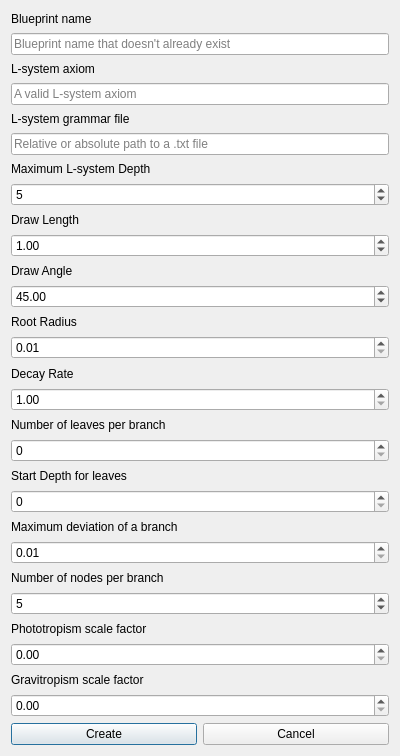
Old version of the form ui/PlantBlueprintDialog.ui in the repository neeravnagda/PlantSim.
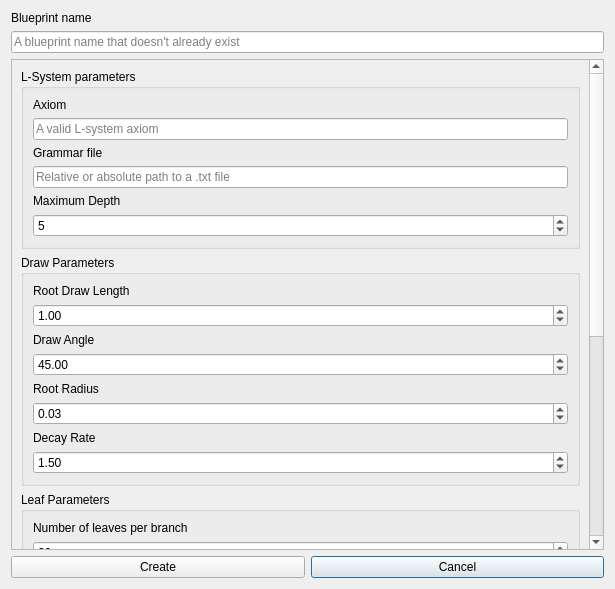
New version of the form.

Commit message: leaves, textures and UI update

Patch:
```diff
--- a/ui/PlantBlueprintDialog.ui
+++ b/ui/PlantBlueprintDialog.ui
@@ -6,164 +6,41 @@
    <rect>
     <x>0</x>
     <y>0</y>
-    <width>400</width>
-    <height>756</height>
+    <width>615</width>
+    <height>589</height>
    </rect>
   </property>
   <property name="windowTitle">
    <string>New Plant Blueprint</string>
   </property>
-  <layout class="QGridLayout" name="s_gridLayout">
-   <item row="23" column="0" colspan="2">
-    <widget class="QSpinBox" name="m_numNodes">
+  <layout class="QGridLayout" name="gridLayout">
+   <property name="sizeConstraint">
+    <enum>QLayout::SetDefaultConstraint</enum>
+   </property>
+   <item row="8" column="1">
+    <widget class="QPushButton" name="m_cancel">
      <property name="toolTip">
       <string>&lt;html&gt;&lt;head/&gt;&lt;body&gt;&lt;p&gt;Number of nodes in a branch. Set to minimum for a rigid L-system.&lt;/p&gt;&lt;/body&gt;&lt;/html&gt;</string>
      </property>
-     <property name="minimum">
-      <number>2</number>
-     </property>
-     <property name="maximum">
-      <number>10</number>
-     </property>
-     <property name="value">
-      <number>5</number>
-     </property>
-    </widget>
-   </item>
-   <item row="6" column="0" colspan="2">
-    <widget class="QLabel" name="s_maxDepthLabel">
      <property name="text">
-      <string>Maximum L-system Depth</string>
+      <string>Cancel</string>
      </property>
     </widget>
    </item>
-   <item row="25" column="0" colspan="2">
-    <widget class="QDoubleSpinBox" name="m_phototropismScaleFactor">
+   <item row="1" column="0" colspan="2">
+    <widget class="QLineEdit" name="m_blueprintName">
      <property name="toolTip">
       <string>&lt;html&gt;&lt;head/&gt;&lt;body&gt;&lt;p&gt;Scale factor to grow towards the sun. Set to 0 for no influence by the sun.&lt;/p&gt;&lt;/body&gt;&lt;/html&gt;</string>
      </property>
-     <property name="maximum">
-      <double>10.000000000000000</double>
-     </property>
-     <property name="singleStep">
-      <double>0.100000000000000</double>
-     </property>
-    </widget>
-   </item>
-   <item row="13" column="0" colspan="2">
-    <widget class="QDoubleSpinBox" name="m_rootRadius">
-     <property name="toolTip">
-      <string>&lt;html&gt;&lt;head/&gt;&lt;body&gt;&lt;p&gt;Root radius.&lt;/p&gt;&lt;/body&gt;&lt;/html&gt;</string>
-     </property>
-     <property name="minimum">
-      <double>0.010000000000000</double>
-     </property>
-     <property name="maximum">
-      <double>5.000000000000000</double>
-     </property>
-     <property name="singleStep">
-      <double>0.010000000000000</double>
-     </property>
-    </widget>
-   </item>
-   <item row="11" column="0" colspan="2">
-    <widget class="QDoubleSpinBox" name="m_drawAngle">
-     <property name="toolTip">
-      <string>&lt;html&gt;&lt;head/&gt;&lt;body&gt;&lt;p&gt;Draw angle in degrees.&lt;/p&gt;&lt;/body&gt;&lt;/html&gt;</string>
-     </property>
-     <property name="maximum">
-      <double>360.000000000000000</double>
-     </property>
-     <property name="value">
-      <double>45.000000000000000</double>
-     </property>
-    </widget>
-   </item>
-   <item row="27" column="0" colspan="2">
-    <widget class="QDoubleSpinBox" name="m_gravitropismScaleFactor">
-     <property name="toolTip">
-      <string>&lt;html&gt;&lt;head/&gt;&lt;body&gt;&lt;p&gt;Scale factor for branches to grow downwards due to gravity. Set to 0 for no influence by gravity.&lt;/p&gt;&lt;/body&gt;&lt;/html&gt;</string>
-     </property>
-     <property name="singleStep">
-      <double>0.100000000000000</double>
-     </property>
-    </widget>
-   </item>
-   <item row="14" column="0" colspan="2">
-    <widget class="QLabel" name="s_decayRateLabel">
      <property name="text">
-      <string>Decay Rate</string>
+      <string/>
      </property>
-    </widget>
-   </item>
-   <item row="26" column="0">
-    <widget class="QLabel" name="s_gravitropismScale">
-     <property name="text">
-      <string>Gravitropism scale factor</string>
+     <property name="placeholderText">
+      <string>A blueprint name that doesn't already exist</string>
      </property>
     </widget>
    </item>
-   <item row="10" column="0" colspan="2">
-    <widget class="QLabel" name="s_drawAngleLabel">
-     <property name="text">
-      <string>Draw Angle</string>
-     </property>
-    </widget>
-   </item>
-   <item row="16" column="0" colspan="2">
-    <widget class="QLabel" name="s_leafCountLabel">
-     <property name="text">
-      <string>Number of leaves per branch</string>
-     </property>
-    </widget>
-   </item>
-   <item row="18" column="0" colspan="2">
-    <widget class="QLabel" name="s_leavesStartDepthLabel">
-     <property name="text">
-      <string>Start Depth for leaves</string>
-     </property>
-    </widget>
-   </item>
-   <item row="7" column="0" colspan="2">
-    <widget class="QSpinBox" name="m_maxDepth">
-     <property name="toolTip">
-      <string>&lt;html&gt;&lt;head/&gt;&lt;body&gt;&lt;p&gt;Maximum fractal depth.&lt;/p&gt;&lt;/body&gt;&lt;/html&gt;</string>
-     </property>
-     <property name="minimum">
-      <number>1</number>
-     </property>
-     <property name="maximum">
-      <number>10</number>
-     </property>
-     <property name="value">
-      <number>5</number>
-     </property>
-    </widget>
-   </item>
-   <item row="21" column="0" colspan="2">
-    <widget class="QDoubleSpinBox" name="m_maxDeviation">
-     <property name="toolTip">
-      <string>&lt;html&gt;&lt;head/&gt;&lt;body&gt;&lt;p&gt;Maximum deviation of a branch. This increase is exponential.&lt;/p&gt;&lt;/body&gt;&lt;/html&gt;</string>
-     </property>
-     <property name="minimum">
-      <double>0.010000000000000</double>
-     </property>
-     <property name="maximum">
-      <double>1.000000000000000</double>
-     </property>
-     <property name="singleStep">
-      <double>0.010000000000000</double>
-     </property>
-    </widget>
-   </item>
-   <item row="12" column="0" colspan="2">
-    <widget class="QLabel" name="s_rootRadiusLabel">
-     <property name="text">
-      <string>Root Radius</string>
-     </property>
-    </widget>
-   </item>
-   <item row="28" column="0">
+   <item row="8" column="0">
     <widget class="QPushButton" name="m_create">
      <property name="enabled">
       <bool>true</bool>
@@ -176,37 +53,73 @@
      </property>
     </widget>
    </item>
+   <item row="5" column="0" colspan="2">
+    <widget class="QScrollArea" name="scrollArea">
+     <property name="frameShape">
+      <enum>QFrame::StyledPanel</enum>
+     </property>
+     <property name="frameShadow">
+      <enum>QFrame::Sunken</enum>
+     </property>
+     <property name="horizontalScrollBarPolicy">
+      <enum>Qt::ScrollBarAlwaysOff</enum>
+     </property>
+     <property name="sizeAdjustPolicy">
+      <enum>QAbstractScrollArea::AdjustIgnored</enum>
+     </property>
+     <property name="widgetResizable">
+      <bool>true</bool>
+     </property>
+     <widget class="QWidget" name="scrollAreaWidgetContents">
+      <property name="geometry">
+       <rect>
+        <x>0</x>
+        <y>0</y>
+        <width>581</width>
+        <height>962</height>
+       </rect>
+      </property>
+      <layout class="QFormLayout" name="formLayout_5">
+       <item row="0" column="0" colspan="2">
+        <widget class="QGroupBox" name="s_lSystemGroupBox">
+         <property name="title">
+          <string>L-System parameters</string>
+         </property>
+         <property name="flat">
+          <bool>false</bool>
+         </property>
+         <layout class="QFormLayout" name="formLayout_4">
+          <property name="sizeConstraint">
+           <enum>QLayout::SetDefaultConstraint</enum>
+          </property>
+          <property name="fieldGrowthPolicy">
+           <enum>QFormLayout::AllNonFixedFieldsGrow</enum>
+          </property>
+          <item row="0" column="0" colspan="2">
+           <widget class="QLabel" name="s_axiomLabel">
+            <property name="text">
+             <string>Axiom</string>
+            </property>
+           </widget>
+          </item>
    <item row="1" column="0" colspan="2">
-    <widget class="QLineEdit" name="m_blueprintName">
+           <widget class="QLineEdit" name="m_axiom">
      <property name="toolTip">
-      <string>&lt;html&gt;&lt;head/&gt;&lt;body&gt;&lt;p&gt;Name of new blueprint.&lt;/p&gt;&lt;/body&gt;&lt;/html&gt;</string>
-     </property>
-     <property name="text">
-      <string/>
+             <string>&lt;html&gt;&lt;head/&gt;&lt;body&gt;&lt;p&gt;L-system axiom. Use any of the following characters:&lt;/p&gt;&lt;p&gt;A-Z [] /\ +- &amp;amp;^&lt;/p&gt;&lt;/body&gt;&lt;/html&gt;</string>
      </property>
      <property name="placeholderText">
-      <string>Blueprint name that doesn't already exist</string>
+             <string>A valid L-system axiom</string>
      </property>
     </widget>
    </item>
-   <item row="4" column="0" colspan="2">
+          <item row="2" column="0" colspan="2">
     <widget class="QLabel" name="s_grammarFileLabel">
      <property name="text">
-      <string>L-system grammar file</string>
+             <string>Grammar file</string>
      </property>
     </widget>
    </item>
-   <item row="28" column="1">
-    <widget class="QPushButton" name="m_cancel">
-     <property name="toolTip">
-      <string>Cancel</string>
-     </property>
-     <property name="text">
-      <string>Cancel</string>
-     </property>
-    </widget>
-   </item>
-   <item row="5" column="0" colspan="2">
+          <item row="3" column="0" colspan="2">
     <widget class="QLineEdit" name="m_grammarFilePath">
      <property name="toolTip">
       <string>&lt;html&gt;&lt;head/&gt;&lt;body&gt;&lt;p&gt;Path to grammar file.&lt;/p&gt;&lt;p&gt;Note this must end with &amp;quot;.txt&amp;quot;&lt;/p&gt;&lt;/body&gt;&lt;/html&gt;</string>
@@ -228,51 +141,52 @@
      </property>
     </widget>
    </item>
-   <item row="24" column="0">
-    <widget class="QLabel" name="s_phototropismScaleLabel">
+          <item row="4" column="0" colspan="2">
+           <widget class="QLabel" name="s_maxDepthLabel">
      <property name="text">
-      <string>Phototropism scale factor</string>
+             <string>Maximum Depth</string>
      </property>
     </widget>
    </item>
-   <item row="15" column="0" colspan="2">
-    <widget class="QDoubleSpinBox" name="m_decay">
+          <item row="5" column="0" colspan="2">
+           <widget class="QSpinBox" name="m_maxDepth">
      <property name="toolTip">
       <string>&lt;html&gt;&lt;head/&gt;&lt;body&gt;&lt;p&gt;Decay rate. Higher values = faster decay.&lt;/p&gt;&lt;/body&gt;&lt;/html&gt;</string>
      </property>
      <property name="minimum">
-      <double>1.000000000000000</double>
+             <number>1</number>
      </property>
      <property name="maximum">
-      <double>5.000000000000000</double>
-     </property>
-     <property name="singleStep">
-      <double>0.100000000000000</double>
+             <number>10</number>
+            </property>
+            <property name="value">
+             <number>5</number>
      </property>
     </widget>
    </item>
-   <item row="2" column="0" colspan="2">
-    <widget class="QLabel" name="s_axiomLabel">
-     <property name="text">
-      <string>L-system axiom</string>
-     </property>
-    </widget>
-   </item>
-   <item row="22" column="0" colspan="2">
-    <widget class="QLabel" name="s_numNodesLabel">
-     <property name="text">
-      <string>Number of nodes per branch</string>
-     </property>
-    </widget>
-   </item>
+         </layout>
+        </widget>
+       </item>
+       <item row="1" column="0" colspan="2">
+        <widget class="QGroupBox" name="s_drawParametersGroupBox">
+         <property name="title">
+          <string>Draw Parameters</string>
+         </property>
+         <layout class="QFormLayout" name="formLayout_3">
+          <property name="sizeConstraint">
+           <enum>QLayout::SetDefaultConstraint</enum>
+          </property>
+          <property name="fieldGrowthPolicy">
+           <enum>QFormLayout::AllNonFixedFieldsGrow</enum>
+          </property>
    <item row="0" column="0" colspan="2">
-    <widget class="QLabel" name="s_blueprintNameLabel">
+           <widget class="QLabel" name="s_drawLengthLabel">
      <property name="text">
-      <string>Blueprint name</string>
+             <string>Root Draw Length</string>
      </property>
     </widget>
    </item>
-   <item row="9" column="0" colspan="2">
+          <item row="1" column="0" colspan="2">
     <widget class="QDoubleSpinBox" name="m_drawLength">
      <property name="toolTip">
       <string>&lt;html&gt;&lt;head/&gt;&lt;body&gt;&lt;p&gt;Initial draw length.&lt;/p&gt;&lt;/body&gt;&lt;/html&gt;</string>
@@ -291,44 +205,265 @@
      </property>
     </widget>
    </item>
-   <item row="8" column="0" colspan="2">
-    <widget class="QLabel" name="s_drawLengthLabel">
+          <item row="2" column="0" colspan="2">
+           <widget class="QLabel" name="s_drawAngleLabel">
      <property name="text">
-      <string>Draw Length</string>
+             <string>Draw Angle</string>
      </property>
     </widget>
    </item>
-   <item row="19" column="0" colspan="2">
-    <widget class="QSpinBox" name="m_leavesStartDepth">
+          <item row="3" column="0" colspan="2">
+           <widget class="QDoubleSpinBox" name="m_drawAngle">
      <property name="toolTip">
       <string>The L-system depth when leaves start to appear. Set to 0 for no leaves</string>
      </property>
      <property name="maximum">
-      <number>5</number>
-     </property>
-    </widget>
-   </item>
-   <item row="17" column="0" colspan="2">
+             <double>360.000000000000000</double>
+            </property>
+            <property name="value">
+             <double>45.000000000000000</double>
+            </property>
+           </widget>
+          </item>
+          <item row="4" column="0" colspan="2">
+           <widget class="QLabel" name="s_rootRadiusLabel">
+            <property name="text">
+             <string>Root Radius</string>
+            </property>
+           </widget>
+          </item>
+          <item row="5" column="0" colspan="2">
+           <widget class="QDoubleSpinBox" name="m_rootRadius">
+            <property name="toolTip">
+             <string>&lt;html&gt;&lt;head/&gt;&lt;body&gt;&lt;p&gt;Root radius.&lt;/p&gt;&lt;/body&gt;&lt;/html&gt;</string>
+            </property>
+            <property name="minimum">
+             <double>0.010000000000000</double>
+            </property>
+            <property name="maximum">
+             <double>5.000000000000000</double>
+            </property>
+            <property name="singleStep">
+             <double>0.010000000000000</double>
+            </property>
+            <property name="value">
+             <double>0.030000000000000</double>
+            </property>
+           </widget>
+          </item>
+          <item row="6" column="0" colspan="2">
+           <widget class="QLabel" name="s_decayRateLabel">
+            <property name="text">
+             <string>Decay Rate</string>
+            </property>
+           </widget>
+          </item>
+          <item row="7" column="0" colspan="2">
+           <widget class="QDoubleSpinBox" name="m_decay">
+            <property name="toolTip">
+             <string>&lt;html&gt;&lt;head/&gt;&lt;body&gt;&lt;p&gt;Decay rate. Higher values = faster decay.&lt;/p&gt;&lt;/body&gt;&lt;/html&gt;</string>
+            </property>
+            <property name="minimum">
+             <double>1.000000000000000</double>
+            </property>
+            <property name="maximum">
+             <double>5.000000000000000</double>
+            </property>
+            <property name="singleStep">
+             <double>0.100000000000000</double>
+            </property>
+            <property name="value">
+             <double>1.500000000000000</double>
+            </property>
+           </widget>
+          </item>
+         </layout>
+        </widget>
+       </item>
+       <item row="2" column="0" colspan="2">
+        <widget class="QGroupBox" name="s_leafParametersGroupBox">
+         <property name="title">
+          <string>Leaf Parameters</string>
+         </property>
+         <layout class="QFormLayout" name="formLayout">
+          <property name="sizeConstraint">
+           <enum>QLayout::SetDefaultConstraint</enum>
+          </property>
+          <property name="fieldGrowthPolicy">
+           <enum>QFormLayout::AllNonFixedFieldsGrow</enum>
+          </property>
+          <item row="0" column="0" colspan="2">
+           <widget class="QLabel" name="s_leafCountLabel">
+            <property name="text">
+             <string>Number of leaves per branch</string>
+            </property>
+           </widget>
+          </item>
+          <item row="1" column="0" colspan="2">
     <widget class="QSpinBox" name="m_leafCount">
      <property name="toolTip">
       <string>Number of leaves per branch.</string>
      </property>
-    </widget>
-   </item>
-   <item row="20" column="0" colspan="2">
+            <property name="value">
+             <number>30</number>
+            </property>
+           </widget>
+          </item>
+          <item row="4" column="0" colspan="2">
+           <widget class="QSpinBox" name="m_leavesStartDepth">
+            <property name="toolTip">
+             <string>The L-system depth when leaves start to appear. Set to 0 for no leaves</string>
+            </property>
+            <property name="maximum">
+             <number>5</number>
+            </property>
+            <property name="value">
+             <number>2</number>
+            </property>
+           </widget>
+          </item>
+          <item row="6" column="0" colspan="2">
+           <widget class="QDoubleSpinBox" name="m_leafScale">
+            <property name="toolTip">
+             <string>Scale for the leaves. This is in the same units as the root radius.</string>
+            </property>
+            <property name="minimum">
+             <double>0.010000000000000</double>
+            </property>
+            <property name="maximum">
+             <double>1.000000000000000</double>
+            </property>
+            <property name="singleStep">
+             <double>0.010000000000000</double>
+            </property>
+            <property name="value">
+             <double>0.030000000000000</double>
+            </property>
+           </widget>
+          </item>
+          <item row="5" column="0" colspan="2">
+           <widget class="QLabel" name="s_leafScaleLabel">
+            <property name="text">
+             <string>Scale</string>
+            </property>
+           </widget>
+          </item>
+          <item row="3" column="0" colspan="2">
+           <widget class="QLabel" name="s_leavesStartDepthLabel">
+            <property name="text">
+             <string>Start Depth</string>
+            </property>
+           </widget>
+          </item>
+         </layout>
+        </widget>
+       </item>
+       <item row="3" column="0" colspan="2">
+        <widget class="QGroupBox" name="s_spaceColonisationParametersGroupBox">
+         <property name="title">
+          <string>Space Colonisation Parameters</string>
+         </property>
+         <layout class="QFormLayout" name="formLayout_2">
+          <property name="sizeConstraint">
+           <enum>QLayout::SetDefaultConstraint</enum>
+          </property>
+          <property name="fieldGrowthPolicy">
+           <enum>QFormLayout::AllNonFixedFieldsGrow</enum>
+          </property>
+          <item row="1" column="0" colspan="2">
+           <widget class="QDoubleSpinBox" name="m_maxDeviation">
+            <property name="toolTip">
+             <string>&lt;html&gt;&lt;head/&gt;&lt;body&gt;&lt;p&gt;Maximum deviation of a branch. This increase is exponential.&lt;/p&gt;&lt;/body&gt;&lt;/html&gt;</string>
+            </property>
+            <property name="minimum">
+             <double>0.010000000000000</double>
+            </property>
+            <property name="maximum">
+             <double>1.000000000000000</double>
+            </property>
+            <property name="singleStep">
+             <double>0.010000000000000</double>
+            </property>
+           </widget>
+          </item>
+          <item row="0" column="0" colspan="2">
     <widget class="QLabel" name="s_maxdeviatonLabel">
      <property name="text">
       <string>Maximum deviation of a branch</string>
      </property>
     </widget>
    </item>
+          <item row="2" column="0" colspan="2">
+           <widget class="QLabel" name="s_numNodesLabel">
+            <property name="text">
+             <string>Number of nodes per branch</string>
+            </property>
+           </widget>
+          </item>
    <item row="3" column="0" colspan="2">
-    <widget class="QLineEdit" name="m_axiom">
+           <widget class="QSpinBox" name="m_numNodes">
      <property name="toolTip">
-      <string>&lt;html&gt;&lt;head/&gt;&lt;body&gt;&lt;p&gt;L-system axiom. Use any of the following characters:&lt;/p&gt;&lt;p&gt;A-Z [] /\ +- &amp;amp;^&lt;/p&gt;&lt;/body&gt;&lt;/html&gt;</string>
-     </property>
-     <property name="placeholderText">
-      <string>A valid L-system axiom</string>
+             <string>&lt;html&gt;&lt;head/&gt;&lt;body&gt;&lt;p&gt;Number of nodes in a branch. Set to minimum for a rigid L-system.&lt;/p&gt;&lt;/body&gt;&lt;/html&gt;</string>
+            </property>
+            <property name="minimum">
+             <number>2</number>
+            </property>
+            <property name="maximum">
+             <number>10</number>
+            </property>
+            <property name="value">
+             <number>5</number>
+            </property>
+           </widget>
+          </item>
+          <item row="4" column="0" colspan="2">
+           <widget class="QLabel" name="s_phototropismScaleLabel">
+            <property name="text">
+             <string>Phototropism scale factor</string>
+            </property>
+           </widget>
+          </item>
+          <item row="5" column="0" colspan="2">
+           <widget class="QDoubleSpinBox" name="m_phototropismScaleFactor">
+            <property name="toolTip">
+             <string>&lt;html&gt;&lt;head/&gt;&lt;body&gt;&lt;p&gt;Scale factor to grow towards the sun. Set to 0 for no influence by the sun.&lt;/p&gt;&lt;/body&gt;&lt;/html&gt;</string>
+            </property>
+            <property name="maximum">
+             <double>10.000000000000000</double>
+            </property>
+            <property name="singleStep">
+             <double>0.100000000000000</double>
+            </property>
+           </widget>
+          </item>
+          <item row="6" column="0" colspan="2">
+           <widget class="QLabel" name="s_gravitropismScale">
+            <property name="text">
+             <string>Gravitropism scale factor</string>
+            </property>
+           </widget>
+          </item>
+          <item row="7" column="0" colspan="2">
+           <widget class="QDoubleSpinBox" name="m_gravitropismScaleFactor">
+            <property name="toolTip">
+             <string>&lt;html&gt;&lt;head/&gt;&lt;body&gt;&lt;p&gt;Scale factor for branches to grow downwards due to gravity. Set to 0 for no influence by gravity.&lt;/p&gt;&lt;/body&gt;&lt;/html&gt;</string>
+            </property>
+            <property name="singleStep">
+             <double>0.100000000000000</double>
+            </property>
+           </widget>
+          </item>
+         </layout>
+        </widget>
+       </item>
+      </layout>
+     </widget>
+    </widget>
+   </item>
+   <item row="0" column="0" colspan="2">
+    <widget class="QLabel" name="s_blueprintNameLabel">
+     <property name="text">
+      <string>Blueprint name</string>
      </property>
     </widget>
    </item>
```
Left out of the diff: 8 changed lines with no effect on the pictures. Lines whose indentation alone changed are shown as unchanged. The commit also changes 6 other files.
